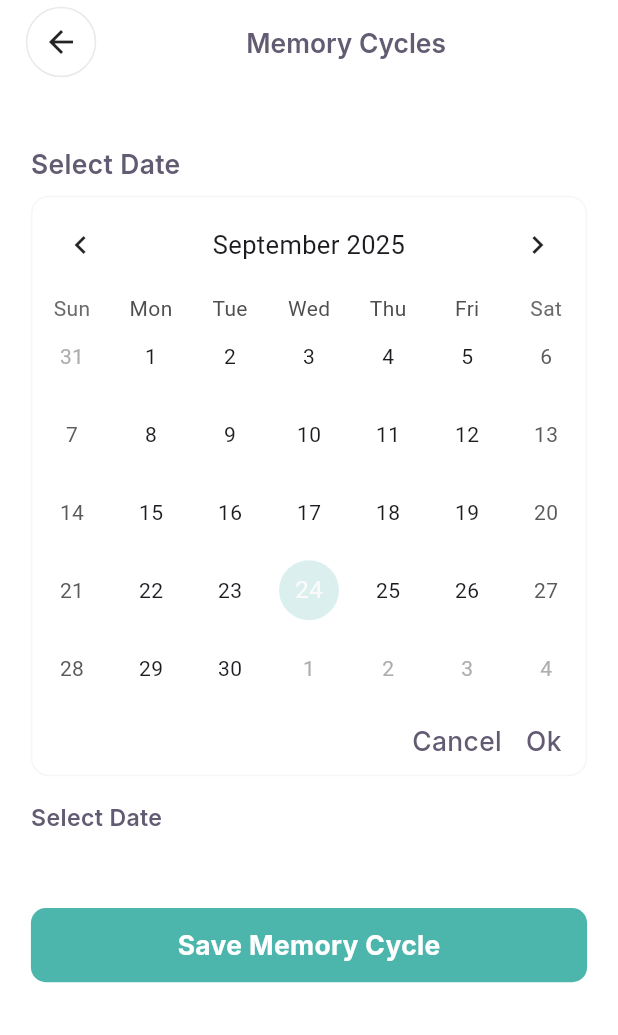
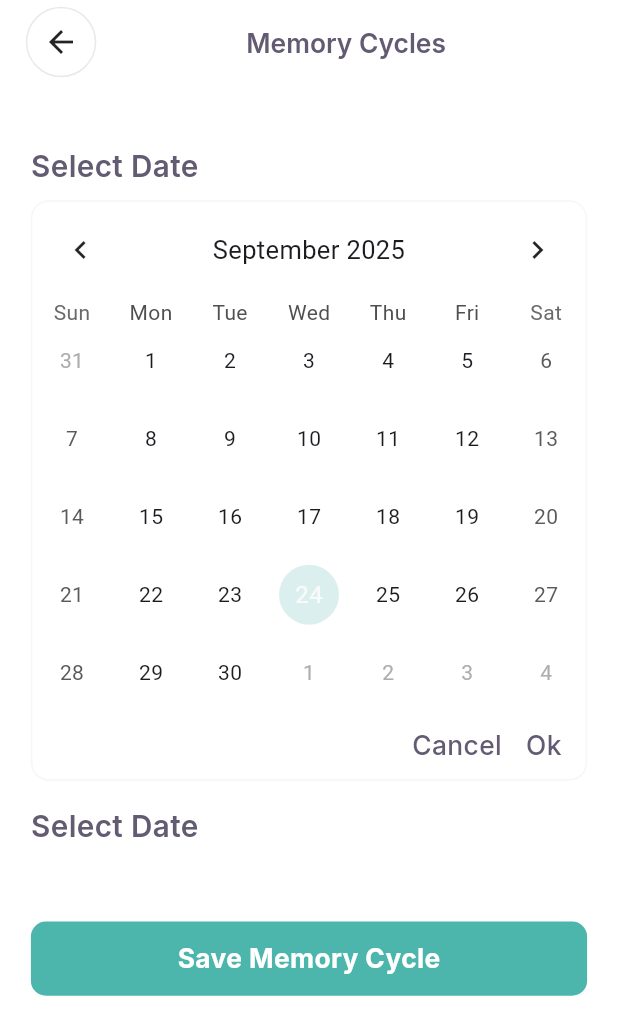
Before and after one commit to Malik399758/fcm_backend, a Flutter app: the ReminderCalendarScreen screen opened by its route, on a phone screen of 412 x 824 dp. Shown: the top 1035 px of the screen. Run offline on Flutter 3.47's test engine with Material 3 defaults, Android fonts, the phone set to English and light mode, and no system bars; drawn by our look-alikes of table_calendar; our stand-ins replace camera, flutter_svg, get, google_fonts, image_picker, permission_handler and 1 more.

Commit message:
Update reminder_calendar_screen.dart

```diff
--- a/lib/src/screen/bottom_nav_screens/settings_nav_screens/reminder_calendar_screen.dart
+++ b/lib/src/screen/bottom_nav_screens/settings_nav_screens/reminder_calendar_screen.dart
@@ -44,7 +44,7 @@ class ReminderCalendarScreen extends StatelessWidget {
                 const BlackText(
                   text: 'Select Date',
                   fontWeight: FontWeight.w600,
-                  fontSize: 16,
+                  fontSize: 18,
                   textAlign: TextAlign.left,
                 ),
                 SizedBox(height: screenHeight * 0.01),
@@ -104,7 +104,7 @@ class ReminderCalendarScreen extends StatelessWidget {
                 const BlackText(
                   text: 'Select Date',
                   fontWeight: FontWeight.w600,
-                  fontSize: 14,
+                  fontSize: 18,
                   textAlign: TextAlign.left,
                 ),
                 SizedBox(height: screenHeight * 0.01),
@@ -143,12 +143,14 @@ class _DateChip extends StatelessWidget {
 
   @override
   Widget build(BuildContext context) {
+    final double screenWidth = MediaQuery.of(context).size.width;
+    final double screenHeight = MediaQuery.of(context).size.height;
     return Container(
-      padding: const EdgeInsets.symmetric(horizontal: 12, vertical: 10),
+      padding: EdgeInsets.symmetric(horizontal: screenWidth*.02, vertical: screenHeight*.012),
       decoration: BoxDecoration(
         color: AppColors.whiteColor,
         borderRadius: BorderRadius.circular(8),
-        border: Border.all(color: AppColors.lightGrey),
+        border: Border.all(color: Color(0xffE9E9E9)),
       ),
       child: BlackText(text: label, fontSize: 12, fontWeight: FontWeight.w500),
     );
```
